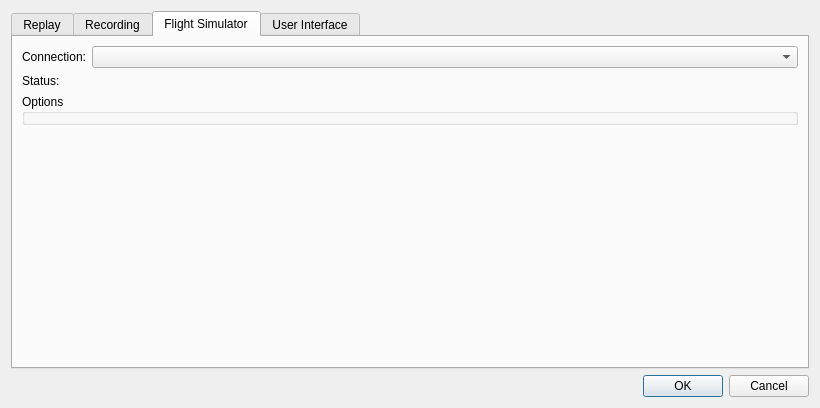
Old version of the form src/UserInterface/src/Dialog/SettingsDialog.ui in the repository till213/SkyDolly.
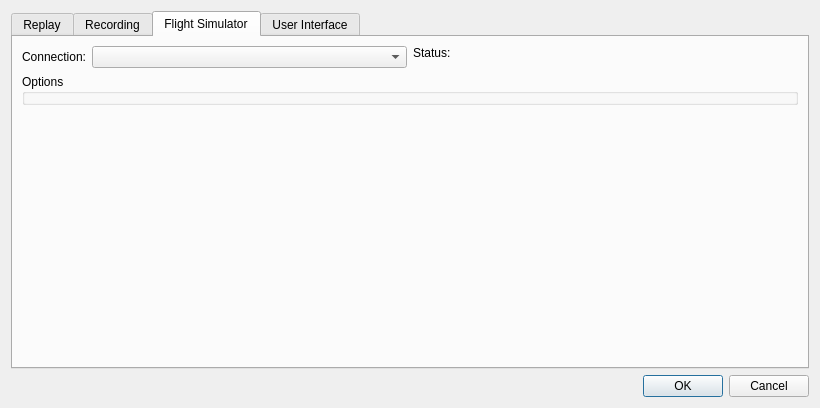
New version of the form. The open tabs and pages were chosen to show the change.

Commit message:
Feature/settings improvements (#136)
* Update settings upon connection plugin change (WIP)

- The update does not quite work just yet (combobox reset to previous
selection)

* Connect to SkyConnectManager's connectionChanged signal

- In order to update Settings dialog upon connection change

* Provide "Restore defaults" button for flight simulator settings

What changed in the file:
```diff
--- a/src/UserInterface/src/Dialog/SettingsDialog.ui
+++ b/src/UserInterface/src/Dialog/SettingsDialog.ui
@@ -198,6 +198,8 @@
       </attribute>
       <layout class="QVBoxLayout" name="verticalLayout_4">
        <item>
+        <layout class="QHBoxLayout" name="horizontalLayout">
+         <item>
         <layout class="QFormLayout" name="formLayout_7">
          <item row="0" column="0">
           <widget class="QLabel" name="label_6">
@@ -219,19 +221,25 @@
            </property>
           </widget>
          </item>
-         <item row="1" column="0">
+          </layout>
+         </item>
+         <item>
+          <layout class="QFormLayout" name="formLayout_4">
+           <item row="0" column="0">
           <widget class="QLabel" name="label_16">
            <property name="text">
             <string>Status: </string>
            </property>
           </widget>
          </item>
-         <item row="1" column="1">
+           <item row="0" column="1">
           <widget class="QLabel" name="connectionStatusLabel">
            <property name="text">
             <string/>
            </property>
           </widget>
+           </item>
+          </layout>
          </item>
         </layout>
        </item>
```
Left out of the diff: 2 changed lines with no effect on the pictures. Lines whose indentation alone changed are shown as unchanged. The commit also changes 15 other files.
